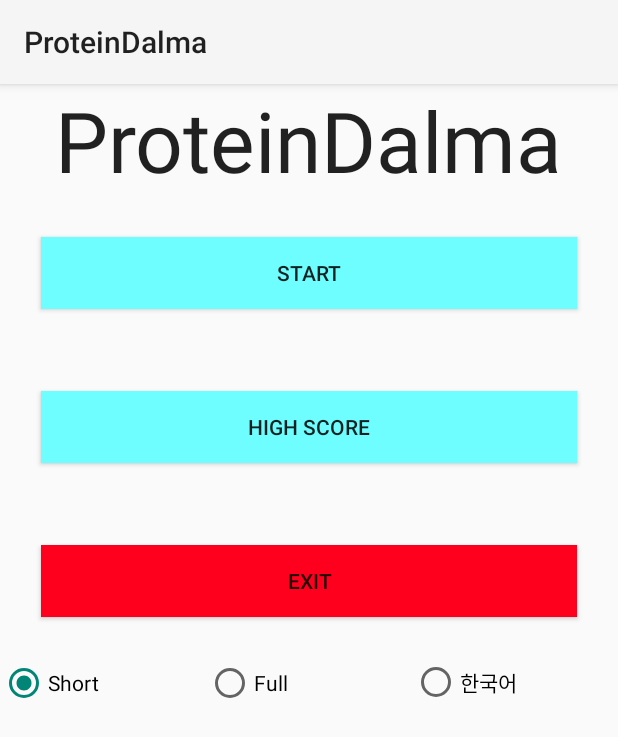
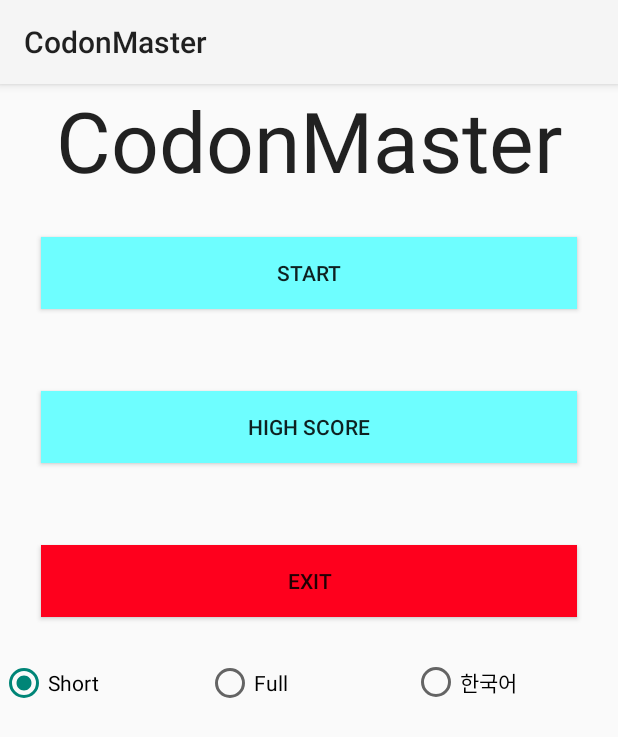
Before and after one commit to yhs0602/CodonDalma, an Android app: the screen it shows after launch (MainActivity), on a phone screen of 412 x 824 dp. Shown: the top 737 px of the screen. Run offline under Robolectric (Android 15) with nearby library versions, the phone set to English and light mode, and no system bars; our stand-ins replace AdMob.

Commit message:
Update sources before publish

```diff
--- a/app/build.gradle
+++ b/app/build.gradle
@@ -20,5 +20,6 @@ android {
 }
 
 dependencies {
+	compile 'com.google.android.gms:play-services-ads:+'
     compile fileTree(dir: 'libs', include: ['*.jar'])
 }
--- a/app/src/main/AndroidManifest.xml
+++ b/app/src/main/AndroidManifest.xml
@@ -8,6 +8,10 @@
         android:label="@string/app_name"
         android:theme="@style/AppTheme"
 		android:resizeableActivity = "true">
+		<!-- Sample AdMob App ID: ca-app-pub-3940256099942544~3347511713 -->
+        <meta-data
+            android:name="com.google.android.gms.ads.APPLICATION_ID"
+            android:value="ca-app-pub-1064966062299374~8655991088"/>
         <activity
             android:name=".MainActivity"
             android:label="@string/app_name" >
--- a/app/src/main/java/com/kyunggi/proteindalma/MainActivity.java
+++ b/app/src/main/java/com/kyunggi/proteindalma/MainActivity.java
@@ -6,8 +6,13 @@ import android.os.*;
 import android.view.*;
 import android.widget.*;
 
+import com.google.android.gms.ads.AdRequest;
+import com.google.android.gms.ads.AdView;
+
 public class MainActivity extends Activity implements View.OnClickListener,CompoundButton.OnCheckedChangeListener
 {
+	private AdView mAdView;
+
 	public enum NameMode{
 		FULL,
 		SHORT,
@@ -111,6 +116,9 @@ public class MainActivity extends Activity implements View.OnClickListener,Compo
 		rbShort.setOnCheckedChangeListener(this);
 		rbKor.setOnCheckedChangeListener(this);
 		rbFull.setOnCheckedChangeListener(this);
+		mAdView = findViewById(R.id.adView);
+        AdRequest adRequest = new AdRequest.Builder().build();
+        mAdView.loadAd(adRequest);
 		return;
     }
 
--- a/app/src/main/res/layout/main.xml
+++ b/app/src/main/res/layout/main.xml
@@ -65,4 +65,22 @@
 
 	</RadioGroup>
 
+	<LinearLayout
+		android:layout_height="match_parent"
+		android:layout_width="match_parent"
+		android:orientation="vertical"
+		android:gravity="bottom|center_horizontal">
+
+		<com.google.android.gms.ads.AdView
+			xmlns:ads="http://schemas.android.com/apk/res-auto"
+			android:id="@+id/adView"
+			android:layout_width="wrap_content"
+			android:layout_height="wrap_content"
+			ads:adSize="BANNER"
+			ads:adUnitId="ca-app-pub-1064966062299374/1579446841">
+
+		</com.google.android.gms.ads.AdView>
+
+	</LinearLayout>
+
 </LinearLayout>
--- a/app/src/main/res/values/strings.xml
+++ b/app/src/main/res/values/strings.xml
@@ -1,6 +1,6 @@
 <?xml version="1.0" encoding="utf-8"?>
 <resources>
 
-    <string name="app_name">ProteinDalma</string>
+    <string name="app_name">CodonMaster</string>
 
 </resources>
```
Also changed, not shown: app/src/main/java/com/kyunggi/proteindalma/Codon.java (+49 -3 lines), app/src/main/java/com/kyunggi/proteindalma/GameActivity.java (+54 -16 lines), app/src/main/res/drawable-hdpi/ic_launcher.png, app/src/main/res/drawable-mdpi/ic_launcher.png, app/src/main/res/drawable-xhdpi/ic_launcher.png, app/src/main/res/drawable-xxhdpi/ic_launcher.png, 1 other file.
